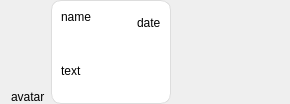
Before: the Qt Designer form messagewidget.ui in Augmeneco/AugBK-Messenger, drawn with Qt 5.
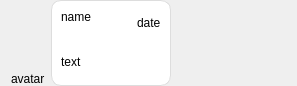
After: the same form once the commit is applied.

Patch:
```diff
--- a/messagewidget.ui
+++ b/messagewidget.ui
@@ -6,8 +6,8 @@
    <rect>
     <x>0</x>
     <y>0</y>
-    <width>290</width>
-    <height>104</height>
+    <width>297</width>
+    <height>86</height>
    </rect>
   </property>
   <property name="windowTitle">
@@ -177,19 +177,6 @@
           </property>
          </widget>
         </item>
-        <item>
-         <spacer name="horizontalSpacer">
-          <property name="orientation">
-           <enum>Qt::Horizontal</enum>
-          </property>
-          <property name="sizeHint" stdset="0">
-           <size>
-            <width>40</width>
-            <height>20</height>
-           </size>
-          </property>
-         </spacer>
-        </item>
        </layout>
       </item>
      </layout>
```
Left out of the diff: 4 changed lines with no effect on the pictures.
